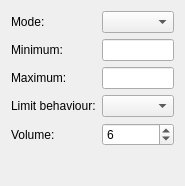
The window that src/toneform.ui (flysight/flysight-configurator) describes before a commit, drawn with Qt 5.
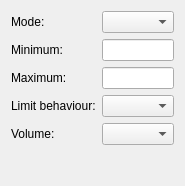
The same window after the commit.

Commit message: Change to percent drop-down for volume

```diff
--- a/src/toneform.ui
+++ b/src/toneform.ui
@@ -72,14 +72,7 @@
       </widget>
      </item>
      <item row="4" column="1">
-      <widget class="QSpinBox" name="volumeSpinBox">
-       <property name="maximum">
-        <number>8</number>
-       </property>
-       <property name="value">
-        <number>6</number>
-       </property>
-      </widget>
+      <widget class="QComboBox" name="volumeComboBox"/>
      </item>
     </layout>
    </item>
```
The commit also changes 3 other files.
